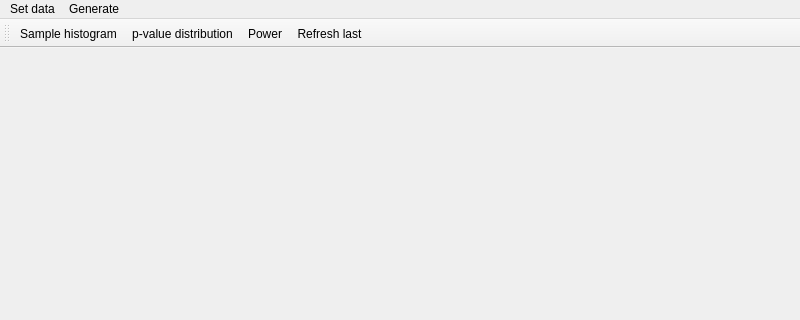
This is C++/Qt/HypothesisTesting/mainwindow.ui in Sakamoto45/Semestr_6 as Qt 5 draws it before an edit; both pictures show x 0 to 800 and y 0 to 320 of the 800 by 600 pixel window. The edited form follows.
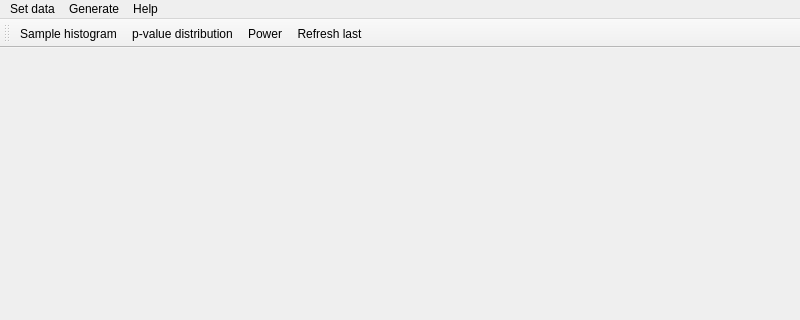
This is the edited form. Icons and pictures are not drawn.

```diff
--- a/C++/Qt/HypothesisTesting/mainwindow.ui
+++ b/C++/Qt/HypothesisTesting/mainwindow.ui
@@ -37,8 +37,15 @@
     <addaction name="action_p_value_dialog"/>
     <addaction name="action_power"/>
    </widget>
+   <widget class="QMenu" name="menuHelp">
+    <property name="title">
+     <string>Help</string>
+    </property>
+    <addaction name="actionAbout"/>
+   </widget>
    <addaction name="menuSet_data"/>
    <addaction name="menuGenerate"/>
+   <addaction name="menuHelp"/>
   </widget>
   <widget class="QStatusBar" name="statusbar"/>
   <widget class="QToolBar" name="toolBar">
```
Left out of the diff: 5 changed lines with no effect on the pictures.
